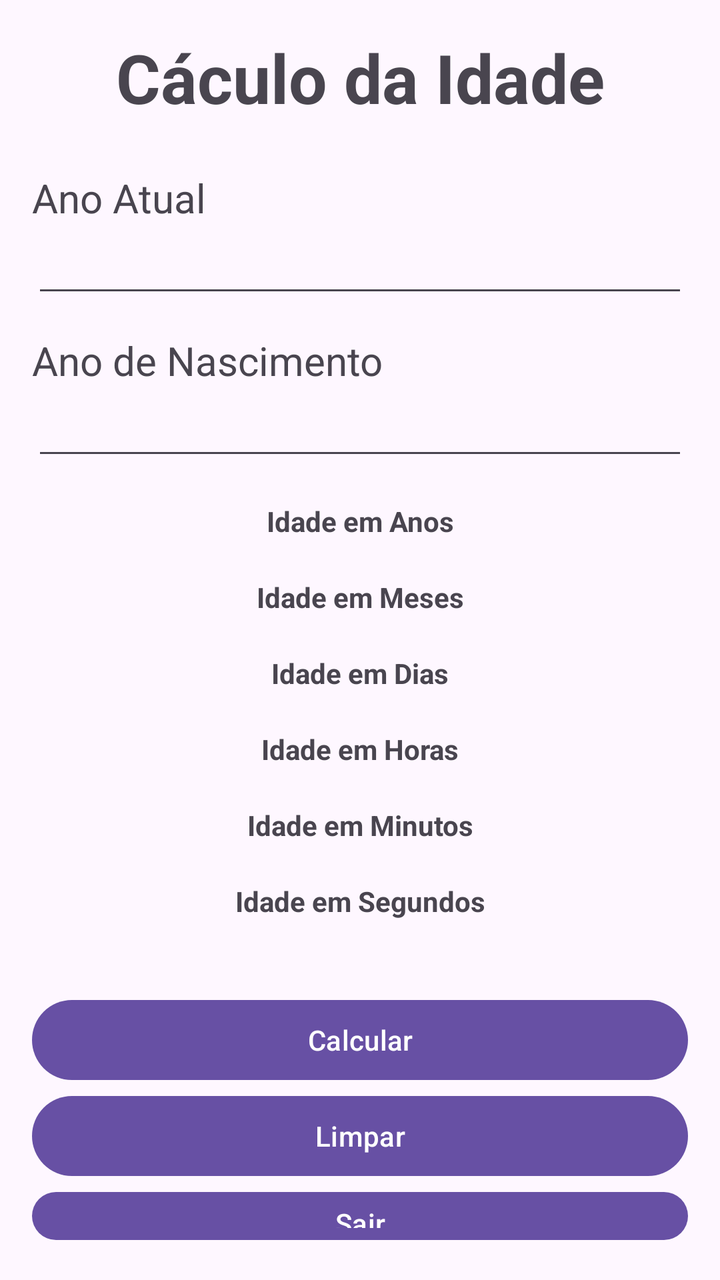
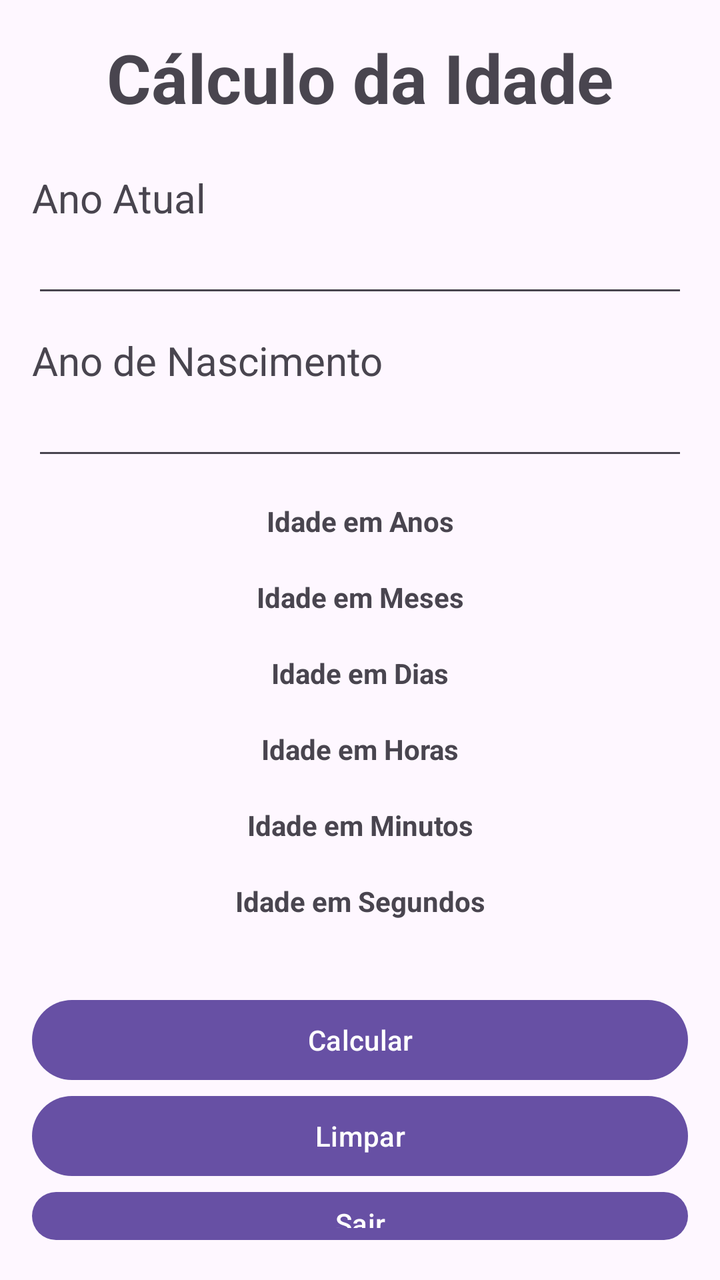

Two renders of the same Android screen: before a commit and after it. Below are the layout's source before the change and the commit's diff.
<!-- AndroidManifest.xml: application theme Theme.AppMuitasTelas -->
<!-- res/layout/activity_idade.xml -->
<?xml version="1.0" encoding="utf-8"?>
<androidx.constraintlayout.widget.ConstraintLayout xmlns:android="http://schemas.android.com/apk/res/android"
    xmlns:app="http://schemas.android.com/apk/res-auto"
    xmlns:tools="http://schemas.android.com/tools"
    android:id="@+id/main"
    android:layout_width="match_parent"
    android:layout_height="match_parent"
    tools:context=".IdadeActivity">

    <LinearLayout
        android:layout_width="0dp"
        android:layout_height="0dp"
        android:layout_marginStart="16dp"
        android:layout_marginTop="16dp"
        android:layout_marginEnd="16dp"
        android:layout_marginBottom="16dp"
        android:orientation="vertical"
        app:layout_constraintBottom_toBottomOf="parent"
        app:layout_constraintEnd_toEndOf="parent"
        app:layout_constraintStart_toStartOf="parent"
        app:layout_constraintTop_toTopOf="parent">

        <TextView
            android:id="@+id/textView"
            android:layout_width="match_parent"
            android:layout_height="wrap_content"
            android:text="Cáculo da Idade"
            android:textAlignment="center"
            android:textSize="34sp"
            android:textStyle="bold" />

        <Space
            android:layout_width="match_parent"
            android:layout_height="24dp" />

        <TextView
            android:id="@+id/textView2"
            android:layout_width="match_parent"
            android:layout_height="wrap_content"
            android:text="Ano Atual"
            android:textSize="20sp" />

        <EditText
            android:id="@+id/etAnoAtual"
            android:layout_width="match_parent"
            android:layout_height="wrap_content"
            android:ems="10"
            android:inputType="text" />

        <Space
            android:layout_width="match_parent"
            android:layout_height="13dp" />

        <TextView
            android:id="@+id/textView3"
            android:layout_width="match_parent"
            android:layout_height="wrap_content"
            android:text="Ano de Nascimento"
            android:textSize="20sp" />

        <EditText
            android:id="@+id/etAnoNascimento"
            android:layout_width="match_parent"
            android:layout_height="wrap_content"
            android:ems="10"
            android:inputType="text" />

        <Space
            android:layout_width="match_parent"
            android:layout_height="16dp" />

        <TextView
            android:id="@+id/textView4"
            android:layout_width="match_parent"
            android:layout_height="wrap_content"
            android:text="Idade em Anos"
            android:textAlignment="center"
            android:textStyle="bold" />

        <TextView
            android:id="@+id/tvAnos"
            android:layout_width="match_parent"
            android:layout_height="wrap_content"
            android:textAlignment="center" />

        <TextView
            android:id="@+id/textView6"
            android:layout_width="match_parent"
            android:layout_height="wrap_content"
            android:text="Idade em Meses"
            android:textAlignment="center"
            android:textStyle="bold" />

        <TextView
            android:id="@+id/tvMeses"
            android:layout_width="match_parent"
            android:layout_height="wrap_content"
            android:textAlignment="center" />

        <TextView
            android:id="@+id/textView8"
            android:layout_width="match_parent"
            android:layout_height="wrap_content"
            android:text="Idade em Dias"
            android:textAlignment="center"
            android:textStyle="bold" />

        <TextView
            android:id="@+id/tvDias"
            android:layout_width="match_parent"
            android:layout_height="wrap_content"
            android:textAlignment="center" />

        <TextView
            android:id="@+id/TextView7"
            android:layout_width="match_parent"
            android:layout_height="wrap_content"
            android:text="Idade em Horas"
            android:textAlignment="center"
            android:textStyle="bold" />

        <TextView
            android:id="@+id/tvHoras"
            android:layout_width="match_parent"
            android:layout_height="wrap_content"
            android:textAlignment="center" />

        <TextView
            android:id="@+id/textView12"
            android:layout_width="match_parent"
            android:layout_height="wrap_content"
            android:text="Idade em Minutos"
            android:textAlignment="center"
            android:textStyle="bold" />

        <TextView
            android:id="@+id/tvMinutos"
            android:layout_width="match_parent"
            android:layout_height="wrap_content"
            android:textAlignment="center" />

        <TextView
            android:id="@+id/textView14"
            android:layout_width="match_parent"
            android:layout_height="wrap_content"
            android:text="Idade em Segundos"
            android:textAlignment="center"
            android:textStyle="bold" />

        <TextView
            android:id="@+id/tvSegundos"
            android:layout_width="match_parent"
            android:layout_height="wrap_content"
            android:textAlignment="center" />

        <Space
            android:layout_width="match_parent"
            android:layout_height="17dp" />

        <Button
            android:id="@+id/btnCalcular"
            android:layout_width="match_parent"
            android:layout_height="wrap_content"
            android:text="Calcular" />

        <Button
            android:id="@+id/btnLimpar"
            android:layout_width="match_parent"
            android:layout_height="wrap_content"
            android:text="Limpar" />

        <Button
            android:id="@+id/btnSair"
            android:layout_width="match_parent"
            android:layout_height="wrap_content"
            android:text="Sair" />
    </LinearLayout>

</androidx.constraintlayout.widget.ConstraintLayout>
<!-- resources referenced by this layout -->
<resources>
  <style name="Theme.AppMuitasTelas" parent="Base.Theme.AppMuitasTelas" />
  <style name="Base.Theme.AppMuitasTelas" parent="Theme.Material3.DayNight.NoActionBar">
          
          
      </style>
</resources>

<!-- the commit's change to res/layout/activity_idade.xml (unified diff, before → after) -->
@@ -24,7 +24,7 @@
             android:id="@+id/textView"
             android:layout_width="match_parent"
             android:layout_height="wrap_content"
-            android:text="Cáculo da Idade"
+            android:text="@string/txt_idade_title"
             android:textAlignment="center"
             android:textSize="34sp"
             android:textStyle="bold" />
@@ -37,7 +37,7 @@
             android:id="@+id/textView2"
             android:layout_width="match_parent"
             android:layout_height="wrap_content"
-            android:text="Ano Atual"
+            android:text="@string/txt_idade_ano_atual"
             android:textSize="20sp" />
 
         <EditText
@@ -55,7 +55,7 @@
             android:id="@+id/textView3"
             android:layout_width="match_parent"
             android:layout_height="wrap_content"
-            android:text="Ano de Nascimento"
+            android:text="@string/txt_idade_ano_nascimento"
             android:textSize="20sp" />
 
         <EditText
@@ -73,7 +73,7 @@
             android:id="@+id/textView4"
             android:layout_width="match_parent"
             android:layout_height="wrap_content"
-            android:text="Idade em Anos"
+            android:text="@string/txt_idade_anos_label"
             android:textAlignment="center"
             android:textStyle="bold" />
 
@@ -87,7 +87,7 @@
             android:id="@+id/textView6"
             android:layout_width="match_parent"
             android:layout_height="wrap_content"
-            android:text="Idade em Meses"
+            android:text="@string/txt_idade_meses_label"
             android:textAlignment="center"
             android:textStyle="bold" />
 
@@ -101,7 +101,7 @@
             android:id="@+id/textView8"
             android:layout_width="match_parent"
             android:layout_height="wrap_content"
-            android:text="Idade em Dias"
+            android:text="@string/txt_idade_dias_label"
             android:textAlignment="center"
             android:textStyle="bold" />
 
@@ -115,7 +115,7 @@
             android:id="@+id/TextView7"
             android:layout_width="match_parent"
             android:layout_height="wrap_content"
-            android:text="Idade em Horas"
+            android:text="@string/txt_idade_horas_label"
             android:textAlignment="center"
             android:textStyle="bold" />
 
@@ -129,7 +129,7 @@
             android:id="@+id/textView12"
             android:layout_width="match_parent"
             android:layout_height="wrap_content"
-            android:text="Idade em Minutos"
+            android:text="@string/txt_idade_minutos_label"
             android:textAlignment="center"
             android:textStyle="bold" />
 
@@ -143,7 +143,7 @@
             android:id="@+id/textView14"
             android:layout_width="match_parent"
             android:layout_height="wrap_content"
-            android:text="Idade em Segundos"
+            android:text="@string/txt_idade_segundos_label"
             android:textAlignment="center"
             android:textStyle="bold" />
 
@@ -161,19 +161,19 @@
             android:id="@+id/btnCalcular"
             android:layout_width="match_parent"
             android:layout_height="wrap_content"
-            android:text="Calcular" />
+            android:text="@string/txt_btn_calcular" />
 
         <Button
             android:id="@+id/btnLimpar"
             android:layout_width="match_parent"
             android:layout_height="wrap_content"
-            android:text="Limpar" />
+            android:text="@string/txt_btn_limpar" />
 
         <Button
             android:id="@+id/btnSair"
             android:layout_width="match_parent"
             android:layout_height="wrap_content"
-            android:text="Sair" />
+            android:text="@string/txt_btn_sair" />
     </LinearLayout>
 
 </androidx.constraintlayout.widget.ConstraintLayout>
<!-- resource entries referenced after the edit -->
@@ -1,5 +1,17 @@
 <!-- resources referenced by this layout -->
 <resources>
+  <string name="txt_btn_calcular">Calcular</string>
+  <string name="txt_btn_limpar">Limpar</string>
+  <string name="txt_btn_sair">Sair</string>
+  <string name="txt_idade_ano_atual">Ano Atual</string>
+  <string name="txt_idade_ano_nascimento">Ano de Nascimento</string>
+  <string name="txt_idade_anos_label">Idade em Anos</string>
+  <string name="txt_idade_dias_label">Idade em Dias</string>
+  <string name="txt_idade_horas_label">Idade em Horas</string>
+  <string name="txt_idade_meses_label">Idade em Meses</string>
+  <string name="txt_idade_minutos_label">Idade em Minutos</string>
+  <string name="txt_idade_segundos_label">Idade em Segundos</string>
+  <string name="txt_idade_title">Cálculo da Idade</string>
   <style name="Theme.AppMuitasTelas" parent="Base.Theme.AppMuitasTelas" />
   <style name="Base.Theme.AppMuitasTelas" parent="Theme.Material3.DayNight.NoActionBar">
           
